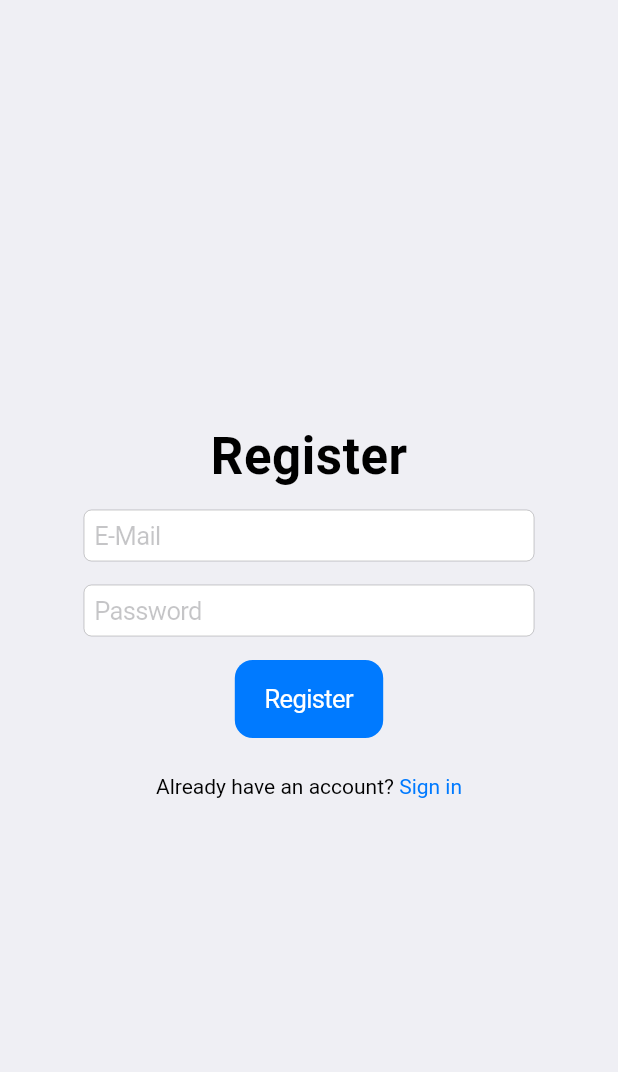
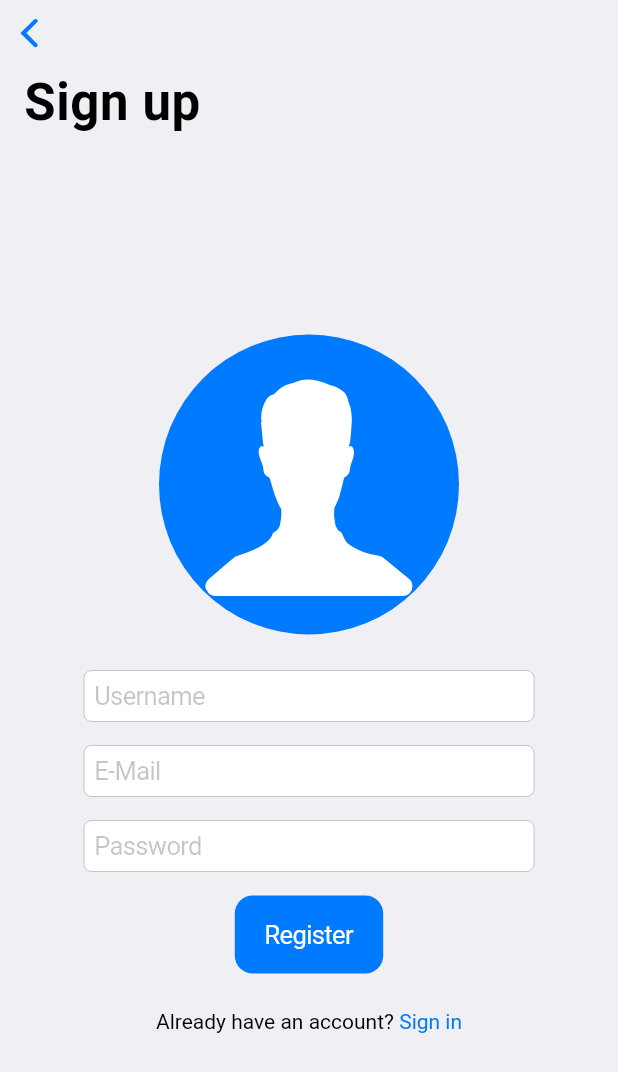
Before and after one commit to PrzChodor/XLO, a Flutter app: the Register screen opened by its route, on a phone screen of 412 x 824 dp. Shown: the top 1072 px of the screen. Run offline on Flutter 3.47's test engine with Material 2 defaults, Android fonts, the phone set to English and light mode, and no system bars; our stand-ins replace cloud_firestore, firebase_auth, firebase_core, firebase_storage, google_sign_in, image_picker; missing offline and left inert: algolia, flutter_absolute_path, flutter_facebook_auth, multi_image_picker, screen_loader; accounts and stored records are empty; network calls fail.

Commit message:
Add username and profile picture for users

```diff
--- a/lib/model/ad.dart
+++ b/lib/model/ad.dart
@@ -7,7 +7,7 @@ class Ad {
   final String description;
   final List<dynamic> images;
   final Timestamp dateTime;
-  final String email;
+  final String username;
   bool archived;
   final String price;
   final String place;
@@ -21,12 +21,10 @@ class Ad {
       this.description,
       this.images,
       this.dateTime,
-    this.email,
+      this.username,
       this.archived,
       this.price,
       this.place,
       this.test,
-    this.bookmarkedBy
-  );
-
+      this.bookmarkedBy);
 }
--- a/lib/routes/ads_active.dart
+++ b/lib/routes/ads_active.dart
@@ -10,7 +10,6 @@ import 'package:xlo_auction_app/routes/user_profile.dart';
 import 'package:xlo_auction_app/widgets/ad_item.dart';
 
 class AdsActive extends StatefulWidget {
-
   @override
   State<StatefulWidget> createState() => _AdsActiveState();
 }
@@ -41,7 +40,7 @@ class _AdsActiveState extends State<AdsActive> {
         child: SafeArea(
           child: StreamBuilder(
               stream: FirebaseFirestore.instance
-                    .collection('auctions')
+                  .collection('ads')
                   .where('ownerID', isEqualTo: _auth.getCurrentUserId())
                   .where('archived', isEqualTo: false)
                   .snapshots(),
@@ -62,7 +61,7 @@ class _AdsActiveState extends State<AdsActive> {
                         a['description'],
                         a['images'],
                         a['date'],
-                          a['email'],
+                        a['username'],
                         a['archived'],
                         a['price'],
                         a['place'],
@@ -117,6 +116,5 @@ class _AdsActiveState extends State<AdsActive> {
                 );
               }),
         ));
-
   }
 }
--- a/lib/routes/ads_archived.dart
+++ b/lib/routes/ads_archived.dart
@@ -34,7 +34,7 @@ class _AdsArchivedState extends State<AdsArchived> {
         child: SafeArea(
           child: StreamBuilder(
               stream: FirebaseFirestore.instance
-                  .collection('auctions')
+                  .collection('ads')
                   .where('ownerID', isEqualTo: _auth.getCurrentUserId())
                   .where('archived', isEqualTo: true)
                   .snapshots(),
@@ -55,7 +55,7 @@ class _AdsArchivedState extends State<AdsArchived> {
                         a['description'],
                         a['images'],
                         a['date'],
-                        a['email'],
+                        a['username'],
                         a['archived'],
                         a['price'],
                         a['place'],
--- a/lib/routes/chat_list.dart
+++ b/lib/routes/chat_list.dart
@@ -71,8 +71,7 @@ class _ChatListState extends State<ChatList> {
                       context,
                       CupertinoPageRoute(
                         builder: (context) => Chat(
-                          senderUsername: _auth.getCurrentUserEmail().substring(
-                              0, _auth.getCurrentUserEmail().indexOf('@')),
+                          senderUsername: _auth.getCurrentUsername(),
                           receiverUsername: chats[index].username,
                           sender: _auth.getCurrentUserId(),
                           receiver: chats[index].chatID,
--- a/lib/routes/register.dart
+++ b/lib/routes/register.dart
@@ -1,6 +1,9 @@
+import 'dart:io';
+
 import 'package:flutter/cupertino.dart';
 import 'package:flutter/gestures.dart';
 import 'package:flutter/material.dart';
+import 'package:image_picker/image_picker.dart';
 import 'package:provider/provider.dart';
 import 'package:xlo_auction_app/authentication/authentication.dart';
 import 'package:xlo_auction_app/widgets/notification.dart';
@@ -14,11 +17,14 @@ class Register extends StatefulWidget {
 class _RegisterState extends State<Register> {
   final TextEditingController _emailController = TextEditingController();
   final TextEditingController _passwordController = TextEditingController();
+  final TextEditingController _usernameController = TextEditingController();
+  File _currentImage;
 
   @override
   void dispose() {
     _emailController.dispose();
     _passwordController.dispose();
+    _usernameController.dispose();
     super.dispose();
   }
 
@@ -26,20 +32,63 @@ class _RegisterState extends State<Register> {
   Widget build(BuildContext context) {
     return CupertinoPageScaffold(
       child: SafeArea(
-        child: Center(
+        child: NestedScrollView(
+          headerSliverBuilder: (BuildContext context, bool innerBoxIsScrolled) {
+            return [
+              CupertinoSliverNavigationBar(
+                largeTitle: Text('Sign up'),
+              )
+            ];
+          },
+          body: Center(
+            child: SingleChildScrollView(
+              child: Padding(
+                padding: const EdgeInsets.symmetric(vertical: 16),
                 child: Column(
                   mainAxisAlignment: MainAxisAlignment.center,
                   children: [
                     Padding(
-                padding: const EdgeInsets.only(bottom: 8.0),
-                child: Text('Register',
-                    style: CupertinoTheme.of(context)
-                        .textTheme
-                        .navLargeTitleTextStyle),
+                      padding: const EdgeInsets.only(bottom: 16),
+                      child: GestureDetector(
+                        onTap: pickImage,
+                        child: Container(
+                          clipBehavior: Clip.antiAlias,
+                          width: 200,
+                          height: 200,
+                          decoration: BoxDecoration(
+                            shape: BoxShape.circle,
+                            color: CupertinoTheme.of(context).primaryColor,
+                          ),
+                          child: _currentImage != null
+                              ? Image.file(
+                                  _currentImage,
+                                  width: 200,
+                                  height: 200,
+                                  fit: BoxFit.cover,
+                                )
+                              : Icon(
+                                  CupertinoIcons.person_alt,
+                                  size: 180,
+                                  color: CupertinoTheme.of(context)
+                                      .barBackgroundColor,
+                                ),
+                        ),
+                      ),
                     ),
                     Padding(
-                padding:
-                    const EdgeInsets.symmetric(vertical: 8.0, horizontal: 16.0),
+                      padding: const EdgeInsets.symmetric(
+                          vertical: 8.0, horizontal: 16.0),
+                      child: ConstrainedBox(
+                        constraints: BoxConstraints(maxWidth: 300),
+                        child: CupertinoTextField(
+                          controller: _usernameController,
+                          placeholder: 'Username',
+                        ),
+                      ),
+                    ),
+                    Padding(
+                      padding: const EdgeInsets.symmetric(
+                          vertical: 8.0, horizontal: 16.0),
                       child: ConstrainedBox(
                         constraints: BoxConstraints(maxWidth: 300),
                         child: CupertinoTextField(
@@ -49,8 +98,8 @@ class _RegisterState extends State<Register> {
                       ),
                     ),
                     Padding(
-                padding:
-                    const EdgeInsets.symmetric(vertical: 8.0, horizontal: 16.0),
+                      padding: const EdgeInsets.symmetric(
+                          vertical: 8.0, horizontal: 16.0),
                       child: ConstrainedBox(
                         constraints: BoxConstraints(maxWidth: 300),
                         child: CupertinoTextField(
@@ -63,6 +112,8 @@ class _RegisterState extends State<Register> {
                     Padding(
                       padding: const EdgeInsets.all(8.0),
                       child: CupertinoButton.filled(
+                        disabledColor:
+                            CupertinoTheme.of(context).barBackgroundColor,
                         onPressed: () => _createUserWithEmail(context),
                         child: const Text('Register'),
                       ),
@@ -73,8 +124,10 @@ class _RegisterState extends State<Register> {
                         text: TextSpan(
                           text: 'Already have an account? ',
                           style: TextStyle(
-                      color:
-                          CupertinoTheme.of(context).textTheme.textStyle.color,
+                            color: CupertinoTheme.of(context)
+                                .textTheme
+                                .textStyle
+                                .color,
                           ),
                           children: [
                             TextSpan(
@@ -93,15 +146,21 @@ class _RegisterState extends State<Register> {
                 ),
               ),
             ),
+          ),
+        ),
+      ),
     );
   }
 
   void _createUserWithEmail(BuildContext context) async {
+    if (!isUserValid()) return;
     try {
       await context.read<AuthenticationService>().createUserWithEmail(
             context,
             _emailController.text,
             _passwordController.text,
+            _usernameController.text,
+            _currentImage,
           );
     } on FirebaseAuthException catch (e) {
       showNotification(
@@ -111,4 +170,42 @@ class _RegisterState extends State<Register> {
       );
     }
   }
+
+  final RegExp _emailRegExp = RegExp(
+    r'^(([^<>()\[\]\\.,;:\s@"]+(\.[^<>()\[\]\\.,;:\s@"]+)*)|(".+"))@((\[[0-9]{1,3}\.[0-9]{1,3}\.[0-9]{1,3}\.[0-9]{1,3}])|(([a-zA-Z\-0-9]+\.)+[a-zA-Z]{2,}))$',
+  );
+
+  bool isEmailValid() {
+    return _emailRegExp.hasMatch(_emailController.text);
   }
+
+  Future<void> pickImage() async {
+    final picker = ImagePicker();
+    final pickedFile = await picker.getImage(source: ImageSource.gallery);
+    setState(() {
+      if (pickedFile != null) {
+        setState(() {
+          _currentImage = File(pickedFile.path);
+        });
+      } else {
+        print('No image selected.');
+      }
+    });
+  }
+
+  bool isUserValid() {
+    if (_usernameController.text.isEmpty) {
+      showNotification(context, "Error", "Enter username!");
+      return false;
+    }
+    if (!isEmailValid()) {
+      showNotification(context, "Error", "Invalid email!");
+      return false;
+    }
+    if (_passwordController.text.isEmpty) {
+      showNotification(context, "Error", "Enter password!");
+      return false;
+    }
+    return true;
+  }
+}
--- a/lib/routes/user_profile.dart
+++ b/lib/routes/user_profile.dart
@@ -25,10 +25,7 @@ class _UserProfile extends State<UserProfile> {
               child: Container(
                 width: double.infinity,
                 child: Text(
-                  'Welcome,\n' +
-                      _auth.getCurrentUserEmail().substring(
-                          0, _auth.getCurrentUserEmail().indexOf('@')) +
-                      '!',
+                  'Welcome,\n${_auth.getCurrentUsername()}!',
                   textAlign: TextAlign.start,
                   style: CupertinoTheme.of(context)
                       .textTheme
--- a/lib/routes/watchlist.dart
+++ b/lib/routes/watchlist.dart
@@ -30,7 +30,7 @@ class _WatchlistState extends State<Watchlist> {
             child: SafeArea(
           child: StreamBuilder(
               stream: FirebaseFirestore.instance
-                  .collection('auctions')
+                  .collection('ads')
                   .where('bookmarkedBy',
                       arrayContains: AuthenticationService().getCurrentUserId())
                   .snapshots(),
@@ -51,7 +51,7 @@ class _WatchlistState extends State<Watchlist> {
                         a['description'],
                         a['images'],
                         a['date'],
-                        a['email'],
+                        a['username'],
                         a['archived'],
                         a['price'],
                         a['place'],
```
Also changed, not shown: lib/authentication/authentication.dart (+37 -4 lines), lib/routes/ad_details.dart (+32 -25 lines), lib/routes/ad_list.dart (+10 -10 lines), lib/routes/new_ad.dart (+10 -11 lines), pubspec.lock. Lines whose indentation alone changed are shown as unchanged.
